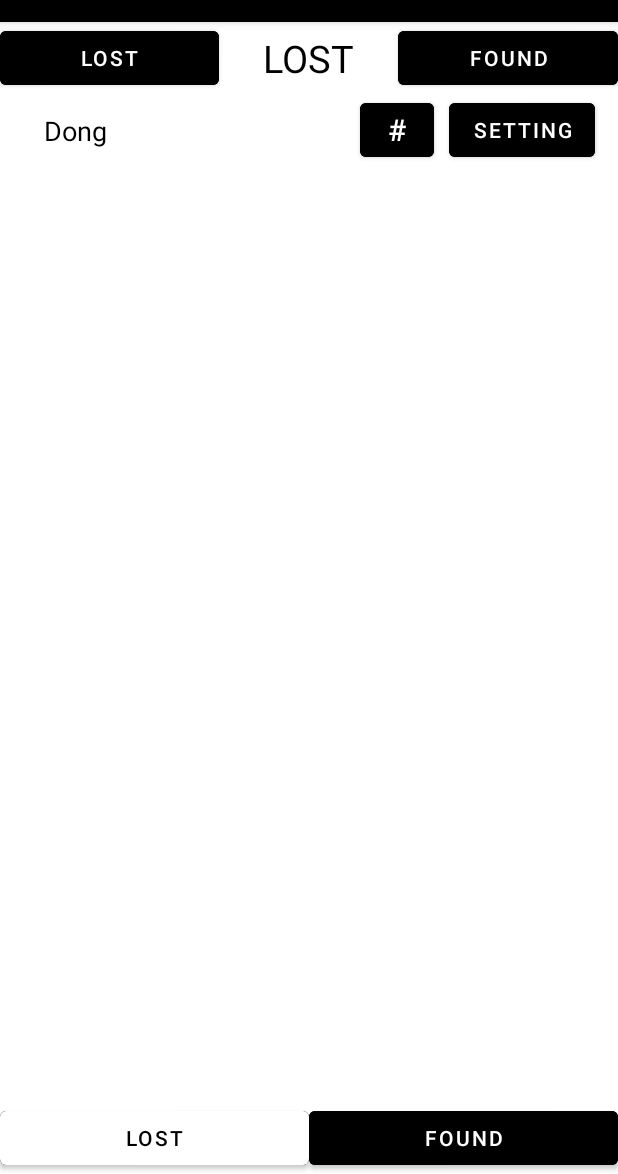
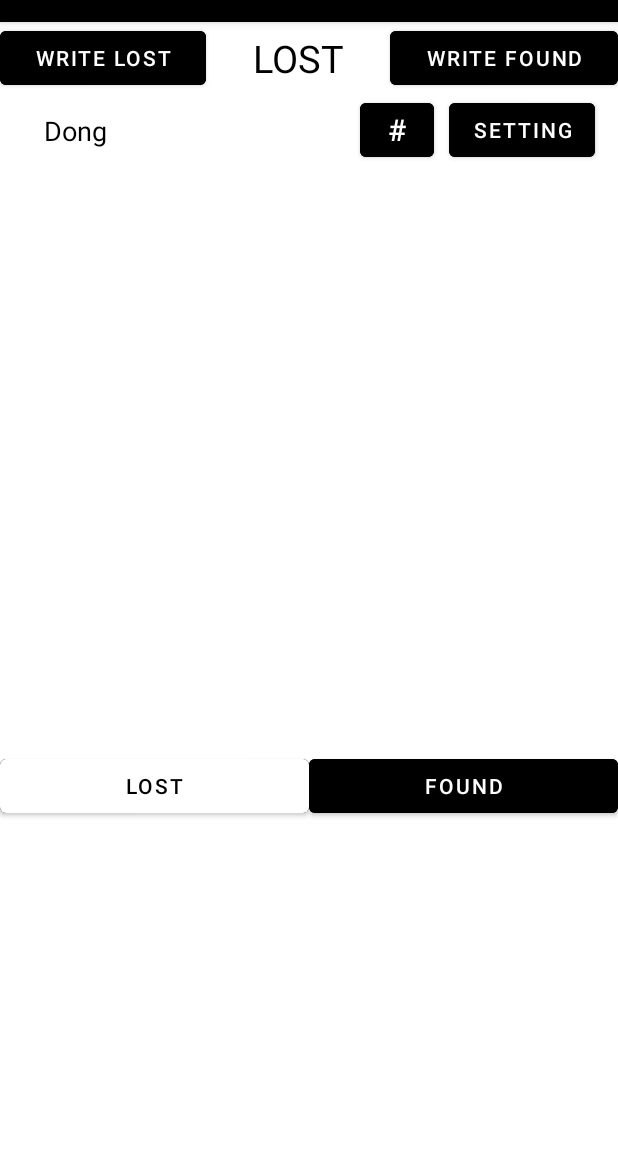
Before and after one commit to twinklesu/HopeKiPuppy, an Android app: the MainLostFragment screen opened through its navigation route, on a phone screen of 412 x 824 dp, the part 62-1236 px from its top. Run offline under Robolectric (Android 15) with nearby library versions, the phone set to English and light mode, and no system bars; our stand-ins replace Firebase (no records; nobody signed in at launch, a user with empty details on screens opened directly), Timber, Volley, data binding; network calls fail; 2 statements that could not run were skipped.

Commit message:
lost main, found main xml

```diff
--- a/app/src/main/res/layout/fragment_main_found.xml
+++ b/app/src/main/res/layout/fragment_main_found.xml
@@ -62,7 +62,7 @@
                     android:id="@+id/DongText"
                     android:layout_width="100dp"
                     android:layout_height="wrap_content"
-                    android:layout_marginEnd="210dp"
+                    android:layout_marginEnd="200dp"
                     android:gravity="center"
                     android:text="Dong"
                     android:textColor="@color/black"
@@ -94,10 +94,11 @@
                 <LinearLayout
                     android:id="@+id/linearLayout"
                     android:layout_width="match_parent"
-                    android:layout_height="wrap_content"
+                    android:layout_height="0dp"
+                    android:layout_marginTop="600dp"
                     android:gravity="bottom"
-                    app:layout_constraintBottom_toBottomOf="parent"
-                    app:layout_constraintStart_toStartOf="parent">
+                    app:layout_constraintStart_toStartOf="parent"
+                    app:layout_constraintTop_toTopOf="@+id/Found_recyclerView">
 
                     <Button
                         android:id="@+id/Lost_Go_Button"
--- a/app/src/main/res/layout/fragment_main_lost.xml
+++ b/app/src/main/res/layout/fragment_main_lost.xml
@@ -15,42 +15,43 @@
 
     <LinearLayout
         android:layout_width="match_parent"
-        android:layout_height="match_parent"
+        android:layout_height="743dp"
         android:orientation="vertical">
-
 
         <LinearLayout
             android:layout_width="match_parent"
             android:layout_height="wrap_content"
-            android:orientation="horizontal">
+            android:orientation="horizontal"
+            app:layout_constraintEnd_toEndOf="parent"
+            app:layout_constraintStart_toStartOf="parent">
 
 
             <Button
                 android:id="@+id/Lost_Write_Button"
                 android:layout_width="wrap_content"
                 android:layout_height="wrap_content"
-                android:layout_weight="1"
+                android:layout_weight="0.5"
                 android:backgroundTint="@color/black"
-                android:text="LOST" />
+                android:text="write LOST" />
 
             <TextView
                 android:id="@+id/Title"
                 android:layout_width="wrap_content"
                 android:layout_height="wrap_content"
-                android:layout_weight="1"
-                android:textSize="25sp"
                 android:layout_gravity="center"
+                android:layout_weight="2"
+                android:text="LOST"
                 android:textAlignment="center"
                 android:textColor="@color/black"
-                android:text="LOST" />
+                android:textSize="25sp" />
 
             <Button
                 android:id="@+id/Found_Write_Button"
                 android:layout_width="wrap_content"
                 android:layout_height="wrap_content"
+                android:layout_weight="0.5"
                 android:backgroundTint="@color/black"
-                android:layout_weight="1"
-                android:text="Found" />
+                android:text="write Found" />
         </LinearLayout>
 
         <LinearLayout
@@ -62,20 +63,20 @@
                 android:id="@+id/DongText"
                 android:layout_width="100dp"
                 android:layout_height="wrap_content"
+                android:layout_marginEnd="140dp"
                 android:gravity="center"
+                android:text="Dong"
                 android:textColor="@color/black"
-                android:textSize="18sp"
-                android:layout_marginEnd="140dp"
-                android:text="Dong" />
+                android:textSize="18sp" />
 
             <Button
                 android:id="@+id/Set_Keyword_Button"
                 android:layout_width="49dp"
                 android:layout_height="wrap_content"
                 android:layout_marginEnd="10dp"
-                android:textSize="20dp"
                 android:backgroundTint="@color/black"
-                android:text="#" />
+                android:text="#"
+                android:textSize="20dp" />
 
             <Button
                 android:id="@+id/Setting_Go_Button"
@@ -87,24 +88,22 @@
 
         </LinearLayout>
 
+        <androidx.recyclerview.widget.RecyclerView
+            android:id="@+id/Lost_recyclerView"
+            android:layout_width="match_parent"
+            android:layout_height="wrap_content">
+
+
+        </androidx.recyclerview.widget.RecyclerView>
+
         <androidx.constraintlayout.widget.ConstraintLayout
             android:layout_width="match_parent"
-            android:layout_height="match_parent">
-
-            <androidx.recyclerview.widget.RecyclerView
-                android:id="@+id/Lost_recyclerView"
-                android:layout_width="match_parent"
-                android:layout_height="wrap_content"
-                app:layout_constraintStart_toStartOf="parent"
-                app:layout_constraintTop_toTopOf="parent">
-
-
-            </androidx.recyclerview.widget.RecyclerView>
+            android:layout_height="437dp">
 
             <LinearLayout
                 android:id="@+id/linearLayout"
                 android:layout_width="match_parent"
-                android:layout_height="wrap_content"
+                android:layout_height="0dp"
                 android:gravity="bottom"
                 app:layout_constraintBottom_toBottomOf="parent"
                 app:layout_constraintStart_toStartOf="parent">
```
